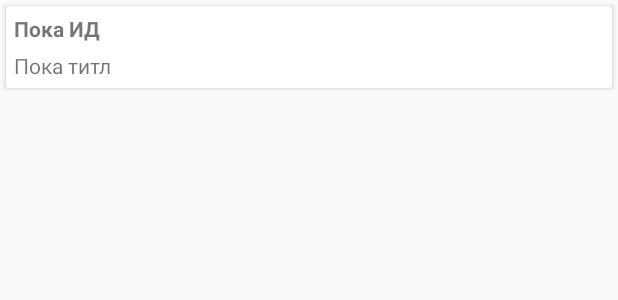
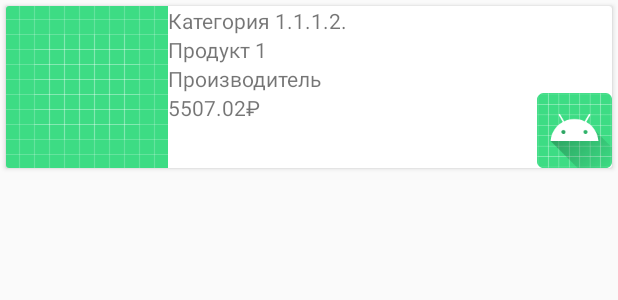
Before and after one commit to Nick-sib/RedSoft_test_task, an Android app: the layout item_product.xml on its own in the app's theme, with its tools: preview values and no code run, on a phone screen of 412 x 824 dp. Shown: the top 300 px of the screen. Run offline under Robolectric (Android 15) with nearby library versions, the phone set to English and light mode, and no system bars.

Commit message:
viewing skelet

```diff
--- a/app/src/main/java/com/nickolay/redsofttesttask/ui/MainActivity.kt
+++ b/app/src/main/java/com/nickolay/redsofttesttask/ui/MainActivity.kt
@@ -24,7 +24,7 @@ class MainActivity : BaseActivity<List<Product>?>() {
 
 
         rv_products.adapter = ProductsRVAdapter{
-            Log.d("myLOG", "onCreate: ${it.id}")
+            Log.d("myLOG", "onCreate: $it")
         }
 
     }
--- a/app/src/main/java/com/nickolay/redsofttesttask/ui/adapter/ProductsRVAdapter.kt
+++ b/app/src/main/java/com/nickolay/redsofttesttask/ui/adapter/ProductsRVAdapter.kt
@@ -27,8 +27,8 @@ class ProductsRVAdapter (val onItemClick: ((Product) -> Unit)? = null) : Recycle
     inner class ViewHolder(override val containerView: View) : RecyclerView.ViewHolder(containerView),
         LayoutContainer {
         fun bind(product: Product) {
-            containerView.tv_title.text = product.id.toString()
-            containerView.tv_text.text = product.title
+            containerView.tv_product_name.text = product.title
+            containerView.tv_product_price.text = "${product.price} ₽"
 
             itemView.setOnClickListener {
                 onItemClick?.invoke(product)
--- a/app/src/main/res/layout/item_product.xml
+++ b/app/src/main/res/layout/item_product.xml
@@ -1,12 +1,67 @@
 <?xml version="1.0" encoding="utf-8"?>
 <androidx.cardview.widget.CardView
     xmlns:android="http://schemas.android.com/apk/res/android"
+    xmlns:app="http://schemas.android.com/apk/res-auto"
     xmlns:tools="http://schemas.android.com/tools"
     android:layout_width="match_parent"
     android:layout_height="wrap_content"
     android:layout_margin="4dp">
+    <androidx.constraintlayout.widget.ConstraintLayout
+        android:layout_width="match_parent"
+        android:layout_height="match_parent">
 
-    <LinearLayout
+        <androidx.appcompat.widget.AppCompatImageView
+            android:id="@+id/iv_image"
+            android:layout_width="wrap_content"
+            android:layout_height="wrap_content"
+            app:layout_constraintStart_toStartOf="parent"
+            app:layout_constraintTop_toTopOf="parent"
+            tools:src="@drawable/ic_launcher_background"/>
+
+        <TextView
+            android:id="@+id/tv_product_category"
+            android:layout_width="wrap_content"
+            android:layout_height="wrap_content"
+            tools:text="Категория 1.1.1.2."
+            app:layout_constraintTop_toTopOf="parent"
+            app:layout_constraintStart_toEndOf="@+id/iv_image" />
+
+
+        <TextView
+            android:id="@+id/tv_product_name"
+            android:layout_width="wrap_content"
+            android:layout_height="wrap_content"
+            tools:text="Продукт 1"
+            app:layout_constraintTop_toBottomOf="@+id/tv_product_category"
+            app:layout_constraintStart_toEndOf="@+id/iv_image" />
+
+        <TextView
+            android:id="@+id/tv_product_producer"
+            android:layout_width="wrap_content"
+            android:layout_height="wrap_content"
+            tools:text="Производитель"
+            app:layout_constraintTop_toBottomOf="@+id/tv_product_name"
+            app:layout_constraintStart_toEndOf="@+id/iv_image" />
+
+        <TextView
+            android:id="@+id/tv_product_price"
+            android:layout_width="wrap_content"
+            android:layout_height="wrap_content"
+            tools:text="5507.02₽"
+            app:layout_constraintTop_toBottomOf="@+id/tv_product_producer"
+            app:layout_constraintStart_toEndOf="@+id/iv_image" />
+
+        <!--Пока только картинка-->
+        <ImageView
+            android:layout_width="50dp"
+            android:layout_height="50dp"
+            app:layout_constraintBottom_toBottomOf="parent"
+            app:layout_constraintEnd_toEndOf="parent"
+            tools:src="@mipmap/ic_launcher" />
+
+    </androidx.constraintlayout.widget.ConstraintLayout>
+
+    <!--LinearLayout
         android:layout_width="match_parent"
         android:layout_height="wrap_content"
         android:orientation="vertical">
@@ -28,6 +83,6 @@
             android:layout_margin="@dimen/def_margin"
             tools:text="Пока титл"/>
 
-    </LinearLayout>
+    </LinearLayout-->
 
 </androidx.cardview.widget.CardView>
```
